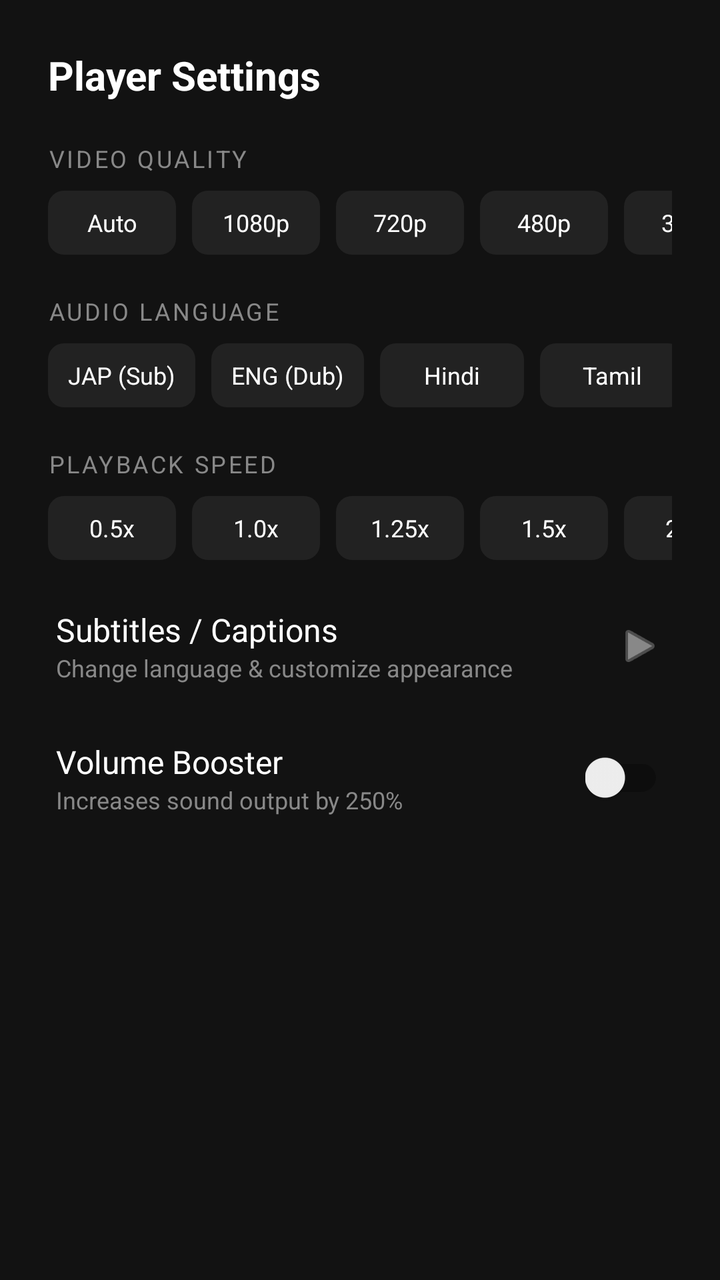
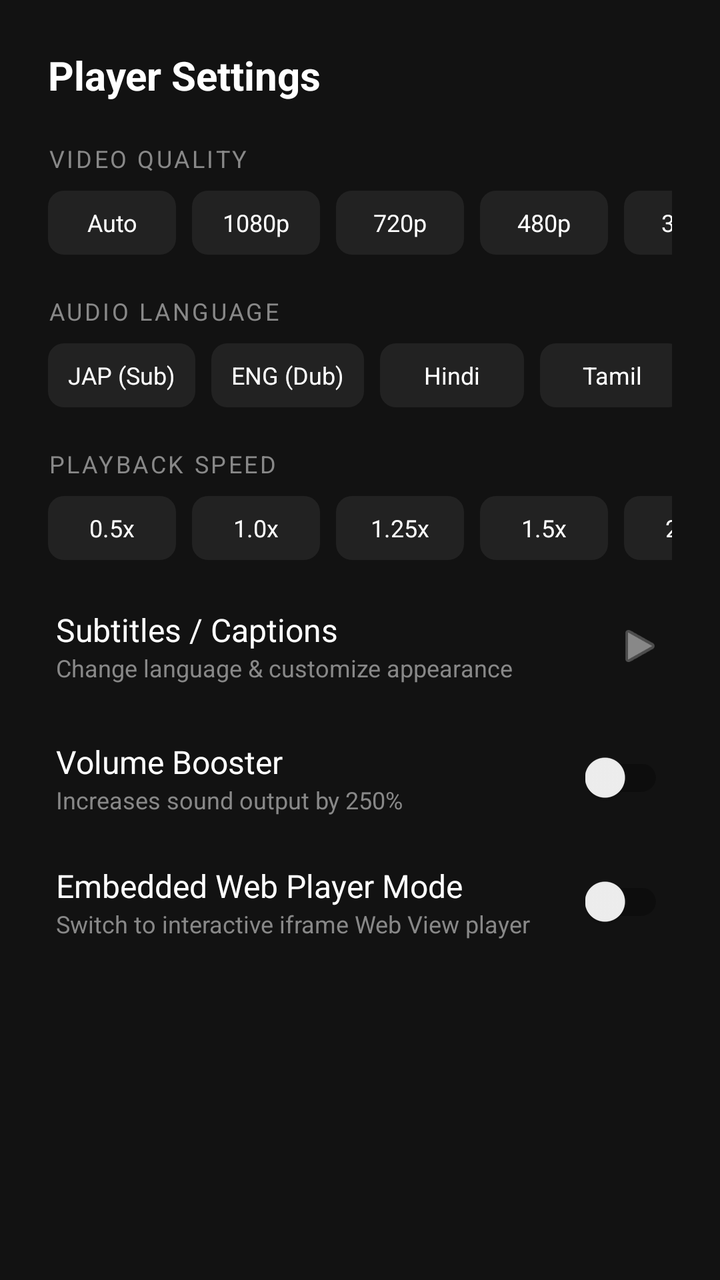

Screens rendered from an Android XML layout before and after an edit, with the pre-edit source and the edit as a unified diff.
<!-- AndroidManifest.xml: application theme AppTheme.NoActionBar -->
<!-- res/layout/settings_bottom_sheet.xml -->
<?xml version="1.0" encoding="utf-8"?>
<androidx.core.widget.NestedScrollView xmlns:android="http://schemas.android.com/apk/res/android"
    xmlns:app="http://schemas.android.com/apk/res-auto"
    android:layout_width="match_parent"
    android:layout_height="wrap_content"
    android:background="#121212">

    <LinearLayout
        android:layout_width="match_parent"
        android:layout_height="wrap_content"
        android:orientation="vertical"
        android:padding="24dp">

        <TextView
            android:layout_width="wrap_content"
            android:layout_height="wrap_content"
            android:text="Player Settings"
            android:textColor="@android:color/white"
            android:textSize="20sp"
            android:textStyle="bold"
            android:layout_marginBottom="20dp" />

        
        <TextView
            android:layout_width="wrap_content"
            android:layout_height="wrap_content"
            android:text="Video Quality"
            android:textColor="#888888"
            android:textSize="12sp"
            android:textAllCaps="true"
            android:letterSpacing="0.1" />

        <HorizontalScrollView
            android:layout_width="match_parent"
            android:layout_height="wrap_content"
            android:scrollbars="none"
            android:layout_marginTop="8dp"
            android:layout_marginBottom="20dp">

            <LinearLayout
                android:id="@+id/quality_container"
                android:layout_width="wrap_content"
                android:layout_height="wrap_content"
                android:orientation="horizontal">

                <TextView android:id="@+id/quality_btn_auto" android:layout_width="wrap_content" android:layout_height="32dp" android:minWidth="64dp" android:text="Auto" android:gravity="center" android:textColor="@android:color/white" android:background="@drawable/speed_btn_bg" android:clickable="true" android:focusable="true" android:layout_marginEnd="8dp" android:textSize="12sp" />
                <TextView android:id="@+id/quality_btn_1080" android:layout_width="wrap_content" android:layout_height="32dp" android:minWidth="64dp" android:text="1080p" android:gravity="center" android:textColor="@android:color/white" android:background="@drawable/speed_btn_bg" android:clickable="true" android:focusable="true" android:layout_marginEnd="8dp" android:textSize="12sp" />
                <TextView android:id="@+id/quality_btn_720" android:layout_width="wrap_content" android:layout_height="32dp" android:minWidth="64dp" android:text="720p" android:gravity="center" android:textColor="@android:color/white" android:background="@drawable/speed_btn_bg" android:clickable="true" android:focusable="true" android:layout_marginEnd="8dp" android:textSize="12sp" />
                <TextView android:id="@+id/quality_btn_480" android:layout_width="wrap_content" android:layout_height="32dp" android:minWidth="64dp" android:text="480p" android:gravity="center" android:textColor="@android:color/white" android:background="@drawable/speed_btn_bg" android:clickable="true" android:focusable="true" android:layout_marginEnd="8dp" android:textSize="12sp" />
                <TextView android:id="@+id/quality_btn_360" android:layout_width="wrap_content" android:layout_height="32dp" android:minWidth="64dp" android:text="360p" android:gravity="center" android:textColor="@android:color/white" android:background="@drawable/speed_btn_bg" android:clickable="true" android:focusable="true" android:textSize="12sp" />
            </LinearLayout>
        </HorizontalScrollView>

        
        <TextView
            android:layout_width="wrap_content"
            android:layout_height="wrap_content"
            android:text="Audio Language"
            android:textColor="#888888"
            android:textSize="12sp"
            android:textAllCaps="true"
            android:letterSpacing="0.1" />

        <HorizontalScrollView
            android:layout_width="match_parent"
            android:layout_height="wrap_content"
            android:scrollbars="none"
            android:layout_marginTop="8dp"
            android:layout_marginBottom="20dp">

            <LinearLayout
                android:id="@+id/audio_container"
                android:layout_width="wrap_content"
                android:layout_height="wrap_content"
                android:orientation="horizontal">

                <TextView android:id="@+id/audio_btn_sub" android:layout_width="wrap_content" android:layout_height="32dp" android:minWidth="72dp" android:paddingStart="10dp" android:paddingEnd="10dp" android:text="JAP (Sub)" android:gravity="center" android:textColor="@android:color/white" android:background="@drawable/speed_btn_bg" android:clickable="true" android:focusable="true" android:layout_marginEnd="8dp" android:textSize="12sp" />
                <TextView android:id="@+id/audio_btn_dub" android:layout_width="wrap_content" android:layout_height="32dp" android:minWidth="72dp" android:paddingStart="10dp" android:paddingEnd="10dp" android:text="ENG (Dub)" android:gravity="center" android:textColor="@android:color/white" android:background="@drawable/speed_btn_bg" android:clickable="true" android:focusable="true" android:layout_marginEnd="8dp" android:textSize="12sp" />
                <TextView android:id="@+id/audio_btn_hin" android:layout_width="wrap_content" android:layout_height="32dp" android:minWidth="72dp" android:paddingStart="10dp" android:paddingEnd="10dp" android:text="Hindi" android:gravity="center" android:textColor="@android:color/white" android:background="@drawable/speed_btn_bg" android:clickable="true" android:focusable="true" android:layout_marginEnd="8dp" android:textSize="12sp" />
                <TextView android:id="@+id/audio_btn_tam" android:layout_width="wrap_content" android:layout_height="32dp" android:minWidth="72dp" android:paddingStart="10dp" android:paddingEnd="10dp" android:text="Tamil" android:gravity="center" android:textColor="@android:color/white" android:background="@drawable/speed_btn_bg" android:clickable="true" android:focusable="true" android:layout_marginEnd="8dp" android:textSize="12sp" />
                <TextView android:id="@+id/audio_btn_tel" android:layout_width="wrap_content" android:layout_height="32dp" android:minWidth="72dp" android:paddingStart="10dp" android:paddingEnd="10dp" android:text="Telugu" android:gravity="center" android:textColor="@android:color/white" android:background="@drawable/speed_btn_bg" android:clickable="true" android:focusable="true" android:layout_marginEnd="8dp" android:textSize="12sp" />
                <TextView android:id="@+id/audio_btn_mal" android:layout_width="wrap_content" android:layout_height="32dp" android:minWidth="72dp" android:paddingStart="10dp" android:paddingEnd="10dp" android:text="Malayalam" android:gravity="center" android:textColor="@android:color/white" android:background="@drawable/speed_btn_bg" android:clickable="true" android:focusable="true" android:layout_marginEnd="8dp" android:textSize="12sp" />
                <TextView android:id="@+id/audio_btn_kan" android:layout_width="wrap_content" android:layout_height="32dp" android:minWidth="72dp" android:paddingStart="10dp" android:paddingEnd="10dp" android:text="Kannada" android:gravity="center" android:textColor="@android:color/white" android:background="@drawable/speed_btn_bg" android:clickable="true" android:focusable="true" android:layout_marginEnd="8dp" android:textSize="12sp" />
                <TextView android:id="@+id/audio_btn_ben" android:layout_width="wrap_content" android:layout_height="32dp" android:minWidth="72dp" android:paddingStart="10dp" android:paddingEnd="10dp" android:text="Bengali" android:gravity="center" android:textColor="@android:color/white" android:background="@drawable/speed_btn_bg" android:clickable="true" android:focusable="true" android:textSize="12sp" />
            </LinearLayout>
        </HorizontalScrollView>

        
        <TextView
            android:layout_width="wrap_content"
            android:layout_height="wrap_content"
            android:text="Playback Speed"
            android:textColor="#888888"
            android:textSize="12sp"
            android:textAllCaps="true"
            android:letterSpacing="0.1" />

        <HorizontalScrollView
            android:layout_width="match_parent"
            android:layout_height="wrap_content"
            android:scrollbars="none"
            android:layout_marginTop="8dp"
            android:layout_marginBottom="20dp">

            <LinearLayout
                android:id="@+id/speed_container"
                android:layout_width="wrap_content"
                android:layout_height="wrap_content"
                android:orientation="horizontal">

                <TextView android:id="@+id/speed_btn_05" android:layout_width="wrap_content" android:layout_height="32dp" android:minWidth="64dp" android:text="0.5x" android:gravity="center" android:textColor="@android:color/white" android:background="@drawable/speed_btn_bg" android:clickable="true" android:focusable="true" android:layout_marginEnd="8dp" android:textSize="12sp" />
                <TextView android:id="@+id/speed_btn_1" android:layout_width="wrap_content" android:layout_height="32dp" android:minWidth="64dp" android:text="1.0x" android:gravity="center" android:textColor="@android:color/white" android:background="@drawable/speed_btn_bg" android:clickable="true" android:focusable="true" android:layout_marginEnd="8dp" android:textSize="12sp" />
                <TextView android:id="@+id/speed_btn_125" android:layout_width="wrap_content" android:layout_height="32dp" android:minWidth="64dp" android:text="1.25x" android:gravity="center" android:textColor="@android:color/white" android:background="@drawable/speed_btn_bg" android:clickable="true" android:focusable="true" android:layout_marginEnd="8dp" android:textSize="12sp" />
                <TextView android:id="@+id/speed_btn_15" android:layout_width="wrap_content" android:layout_height="32dp" android:minWidth="64dp" android:text="1.5x" android:gravity="center" android:textColor="@android:color/white" android:background="@drawable/speed_btn_bg" android:clickable="true" android:focusable="true" android:layout_marginEnd="8dp" android:textSize="12sp" />
                <TextView android:id="@+id/speed_btn_2" android:layout_width="wrap_content" android:layout_height="32dp" android:minWidth="64dp" android:text="2.0x" android:gravity="center" android:textColor="@android:color/white" android:background="@drawable/speed_btn_bg" android:clickable="true" android:focusable="true" android:textSize="12sp" />
            </LinearLayout>
        </HorizontalScrollView>

        
        <RelativeLayout
            android:id="@+id/btn_open_captions_sheet"
            android:layout_width="match_parent"
            android:layout_height="wrap_content"
            android:layout_marginBottom="20dp"
            android:background="?attr/selectableItemBackground"
            android:clickable="true"
            android:focusable="true"
            android:padding="4dp">
            <LinearLayout
                android:layout_width="wrap_content"
                android:layout_height="wrap_content"
                android:orientation="vertical">
                <TextView
                    android:layout_width="wrap_content"
                    android:layout_height="wrap_content"
                    android:text="Subtitles / Captions"
                    android:textColor="@android:color/white"
                    android:textSize="16sp" />
                <TextView
                    android:layout_width="wrap_content"
                    android:layout_height="wrap_content"
                    android:text="Change language &amp; customize appearance"
                    android:textColor="#888888"
                    android:textSize="12sp" />
            </LinearLayout>

            <ImageView
                android:layout_width="24dp"
                android:layout_height="24dp"
                android:layout_alignParentEnd="true"
                android:layout_centerVertical="true"
                android:src="@android:drawable/ic_media_play"
                app:tint="#888888" />
        </RelativeLayout>

        
        <RelativeLayout
            android:id="@+id/container_volume_boost"
            android:layout_width="match_parent"
            android:layout_height="wrap_content"
            android:layout_marginBottom="16dp"
            android:padding="4dp">
            <LinearLayout
                android:layout_width="wrap_content"
                android:layout_height="wrap_content"
                android:orientation="vertical">
                <TextView
                    android:layout_width="wrap_content"
                    android:layout_height="wrap_content"
                    android:text="Volume Booster"
                    android:textColor="@android:color/white"
                    android:textSize="16sp" />
                <TextView
                    android:layout_width="wrap_content"
                    android:layout_height="wrap_content"
                    android:text="Increases sound output by 250%"
                    android:textColor="#888888"
                    android:textSize="12sp" />
            </LinearLayout>

            <androidx.appcompat.widget.SwitchCompat
                android:id="@+id/switch_volume_boost"
                android:layout_width="wrap_content"
                android:layout_height="wrap_content"
                android:layout_alignParentEnd="true"
                android:layout_centerVertical="true" />
        </RelativeLayout>

        
    </LinearLayout>
</androidx.core.widget.NestedScrollView>
<!-- resources referenced by this layout -->
<resources>
  <!-- drawable speed_btn_bg (drawable) -->
  <?xml version="1.0" encoding="utf-8"?>
  <shape xmlns:android="http://schemas.android.com/apk/res/android">
      <solid android:color="#222222" />
      <corners android:radius="8dp" />
  </shape>
  <style name="AppTheme.NoActionBar" parent="Theme.AppCompat.DayNight.NoActionBar">
          <item name="windowActionBar">false</item>
          <item name="windowNoTitle">true</item>
          <item name="android:windowBackground">#020005</item>
      </style>
</resources>

<!-- the commit's change to res/layout/settings_bottom_sheet.xml (unified diff, before → after) -->
@@ -187,5 +187,39 @@
         </RelativeLayout>
 
         
+        <RelativeLayout
+            android:id="@+id/container_player_engine"
+            android:layout_width="match_parent"
+            android:layout_height="wrap_content"
+            android:layout_marginBottom="12dp"
+            android:padding="4dp">
+            <LinearLayout
+                android:layout_width="wrap_content"
+                android:layout_height="wrap_content"
+                android:orientation="vertical">
+                <TextView
+                    android:id="@+id/text_engine_title"
+                    android:layout_width="wrap_content"
+                    android:layout_height="wrap_content"
+                    android:text="Embedded Web Player Mode"
+                    android:textColor="@android:color/white"
+                    android:textSize="16sp" />
+                <TextView
+                    android:id="@+id/text_engine_desc"
+                    android:layout_width="wrap_content"
+                    android:layout_height="wrap_content"
+                    android:text="Switch to interactive iframe Web View player"
+                    android:textColor="#888888"
+                    android:textSize="12sp" />
+            </LinearLayout>
+
+            <androidx.appcompat.widget.SwitchCompat
+                android:id="@+id/switch_player_engine"
+                android:layout_width="wrap_content"
+                android:layout_height="wrap_content"
+                android:layout_alignParentEnd="true"
+                android:layout_centerVertical="true" />
+        </RelativeLayout>
+
     </LinearLayout>
 </androidx.core.widget.NestedScrollView>
